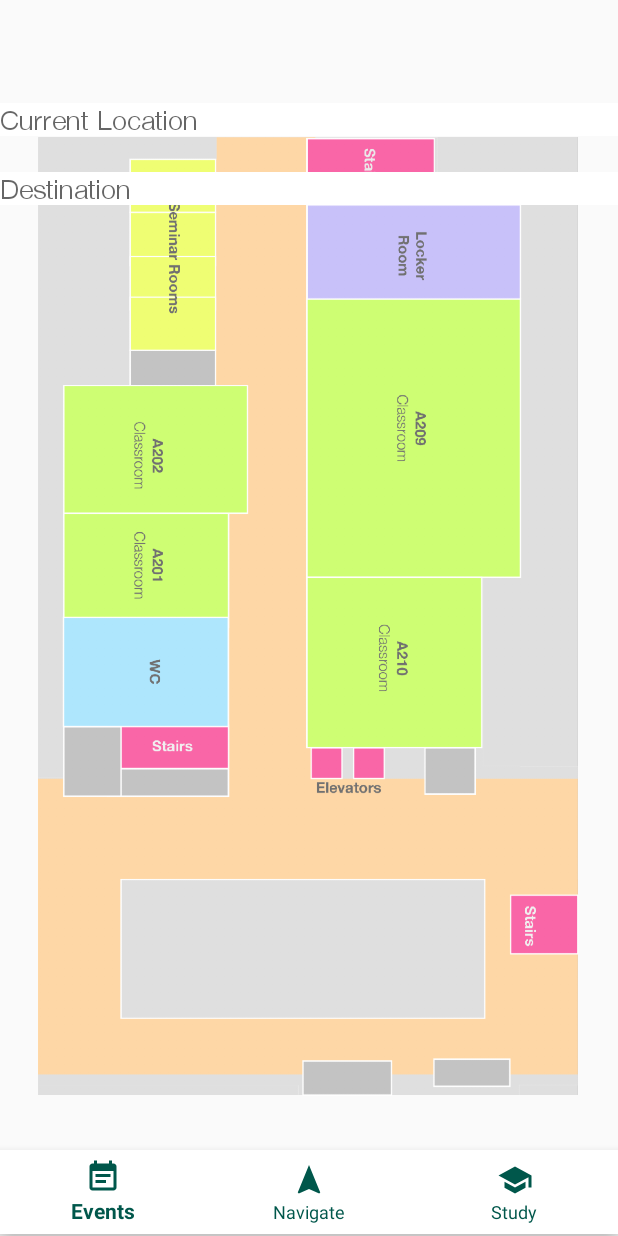
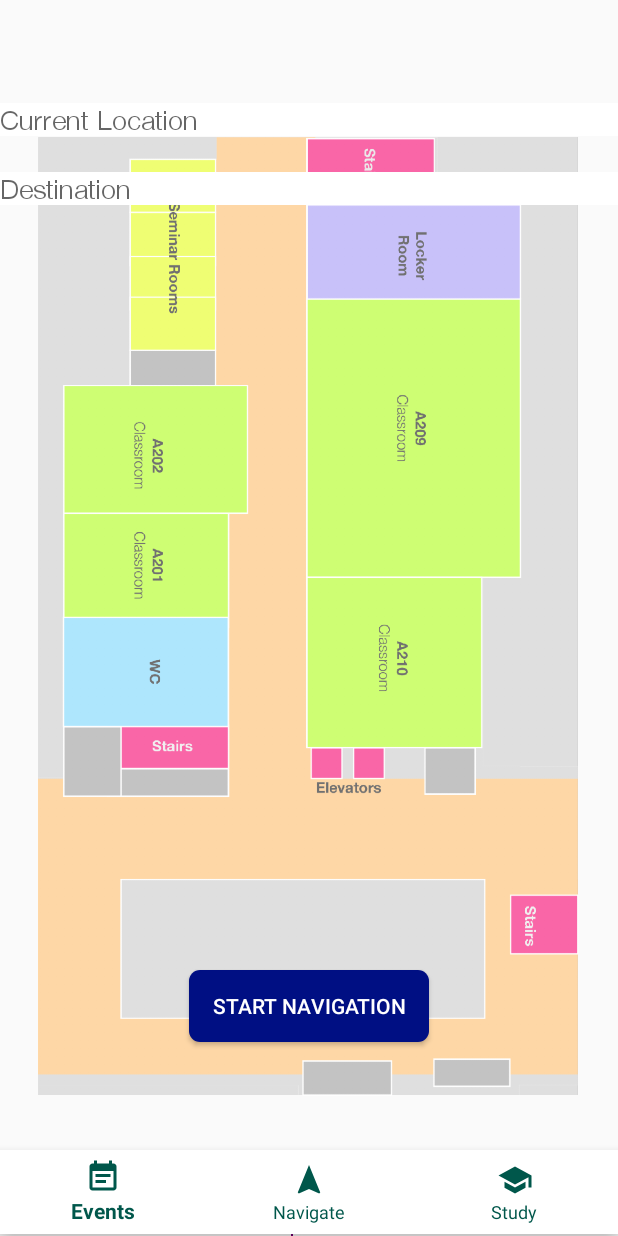
Before and after one commit to ojan2021/mapversity, an Android app: the NavScreen screen opened directly, with no data from a screen before it, on a phone screen of 412 x 824 dp. Run offline under Robolectric (Android 15) with nearby library versions, the light colour scheme and no system bars; libraries missing offline, so code that uses them is left out: com.github.chrisbanes.photoview; plain views replace PhotoView; 2 statements that could not run were skipped.

Commit message:
Main functionality of the Navigation Tab is ready. Start Navigation button is now functional. For the purpose of the demo, hard coded path will be shown to the user

```diff
--- a/app/src/main/java/com/example/mapversitydemo/NavScreen.java
+++ b/app/src/main/java/com/example/mapversitydemo/NavScreen.java
@@ -7,6 +7,7 @@ import android.view.View;
 import android.view.ViewGroup;
 import android.widget.ArrayAdapter;
 import android.widget.AutoCompleteTextView;
+import android.widget.Button;
 import android.widget.ImageView;
 
 import androidx.annotation.NonNull;
@@ -35,14 +36,49 @@ public class NavScreen extends Fragment {
         PhotoView photoView = view.findViewById(R.id.mapA201);
         photoView.setImageResource(R.drawable.a201lala);
 
-        AutoCompleteTextView srcPointView = view.findViewById(R.id.SourcePoint);
+        final AutoCompleteTextView srcPointView = view.findViewById(R.id.SourcePointText);
         ArrayAdapter<String> srcAdapter = new ArrayAdapter<String>(this.getContext(),android.R.layout.simple_list_item_1,ROOMS);
         srcPointView.setAdapter(srcAdapter);
 
-        AutoCompleteTextView destPointView = view.findViewById(R.id.DestinationPoint);
+        final AutoCompleteTextView destPointView = view.findViewById(R.id.DestinationPointText);
         ArrayAdapter<String> destAdapter = new ArrayAdapter<String>(this.getContext(),android.R.layout.simple_list_item_1,ROOMS);
         destPointView.setAdapter(destAdapter);
 
 
+        final ImageView pin1 = view.findViewById(R.id.sourcePin);
+        pin1.setVisibility(View.INVISIBLE);
+
+        final ImageView pin2 = view.findViewById(R.id.destinationPin);
+        pin2.setVisibility(View.INVISIBLE);
+
+        final ImageView path0 = view.findViewById(R.id.path0);
+        path0.setVisibility(View.INVISIBLE);
+
+        final ImageView path1 = view.findViewById(R.id.path1);
+        path1.setVisibility(View.INVISIBLE);
+
+        final ImageView path2 = view.findViewById(R.id.path2);
+        path2.setVisibility(View.INVISIBLE);
+
+
+        final Button startNavButton = view.findViewById(R.id.startNavigationButton);
+        startNavButton.setOnClickListener(new View.OnClickListener()
+        {
+            @Override
+            public void onClick(View v)
+            {
+                destPointView.setVisibility(View.INVISIBLE);
+                srcPointView.setVisibility(View.INVISIBLE);
+                pin1.setVisibility(View.VISIBLE);
+                pin2.setVisibility(View.VISIBLE);
+                path0.setVisibility(View.VISIBLE);
+                path1.setVisibility(View.VISIBLE);
+                path2.setVisibility(View.VISIBLE);
+                startNavButton.setVisibility(View.INVISIBLE);
+            }
+        });
+
     }
+
+
 }
--- a/app/src/main/java/com/example/mapversitydemo/NavigationManager.java
+++ b/app/src/main/java/com/example/mapversitydemo/NavigationManager.java
@@ -62,4 +62,5 @@ public class NavigationManager extends AppCompatActivity {
                         View.SYSTEM_UI_FLAG_LAYOUT_FULLSCREEN |
                         View.SYSTEM_UI_FLAG_LAYOUT_STABLE);
     }
+
 }
--- a/app/src/main/java/com/example/mapversitydemo/WelcomeScreen.java
+++ b/app/src/main/java/com/example/mapversitydemo/WelcomeScreen.java
@@ -36,8 +36,7 @@ public class WelcomeScreen extends AppCompatActivity implements AdapterView.OnIt
       @Override
     public void onItemSelected(AdapterView<?> parent, View view, int position, long id) {
         String uniName = parent.getItemAtPosition(position).toString();
-        Toast.makeText(parent.getContext(),uniName,Toast.LENGTH_SHORT).show();
-        if(uniName.equals("Oxford University")) {
+        if(uniName.equals("ADA University")) {
             Intent navScreen = new Intent(getApplicationContext(), NavigationManager.class);
             startActivity(navScreen, ActivityOptions.makeSceneTransitionAnimation(this).toBundle());
         }
--- /dev/null
+++ b/app/src/main/res/drawable/button_shaper.xml
@@ -0,0 +1,8 @@
+<?xml version="1.0" encoding="utf-8"?>
+<shape xmlns:android="http://schemas.android.com/apk/res/android"
+    android:shape="rectangle">
+
+    <corners android:radius="7dp"/>
+    <solid android:color="#000F83"/>
+
+</shape>
--- a/app/src/main/res/layout/fragment_navigation.xml
+++ b/app/src/main/res/layout/fragment_navigation.xml
@@ -22,8 +22,18 @@
         app:layout_constraintTop_toTopOf="parent"
         app:layout_constraintVertical_bias="0.498" />
 
+    <ImageView
+        android:id="@+id/imageView3"
+        android:layout_width="36dp"
+        android:layout_height="47dp"
+        app:layout_constraintBottom_toBottomOf="parent"
+        app:layout_constraintEnd_toEndOf="parent"
+        app:layout_constraintHorizontal_bias="0.47"
+        app:layout_constraintStart_toStartOf="parent"
+        app:srcCompat="@drawable/path" />
+
     <AutoCompleteTextView
-        android:id="@+id/SourcePoint"
+        android:id="@+id/SourcePointText"
         android:layout_width="match_parent"
         android:layout_height="wrap_content"
         android:background="@color/cardview_light_background"
@@ -36,7 +46,7 @@
         tools:layout_editor_absoluteX="16dp" />
 
     <AutoCompleteTextView
-        android:id="@+id/DestinationPoint"
+        android:id="@+id/DestinationPointText"
         android:layout_width="match_parent"
         android:layout_height="wrap_content"
         android:background="@color/cardview_light_background"
@@ -47,4 +57,82 @@
         app:layout_constraintTop_toTopOf="parent"
         app:layout_constraintVertical_bias="0.143"
         tools:layout_editor_absoluteX="0dp" />
+
+    <Button
+        android:id="@+id/startNavigationButton"
+        android:layout_width="wrap_content"
+        android:layout_height="wrap_content"
+        android:background="@drawable/button_shaper"
+        android:onClick="startNavigation()"
+        android:paddingHorizontal="15dp"
+        android:text="START NAVIGATION"
+        android:textColor="#FFFFFF"
+        app:layout_constraintBottom_toBottomOf="parent"
+        app:layout_constraintEnd_toEndOf="parent"
+        app:layout_constraintStart_toStartOf="parent"
+        app:layout_constraintTop_toTopOf="parent"
+        app:layout_constraintVertical_bias="0.833" />
+
+    <ImageView
+        android:id="@+id/sourcePin"
+        android:layout_width="20dp"
+        android:layout_height="35dp"
+        app:layout_constraintBottom_toBottomOf="parent"
+        app:layout_constraintEnd_toEndOf="parent"
+        app:layout_constraintHorizontal_bias="0.291"
+        app:layout_constraintStart_toStartOf="parent"
+        app:layout_constraintTop_toTopOf="parent"
+        app:layout_constraintVertical_bias="0.334"
+        app:srcCompat="@drawable/location_pin" />
+
+    <ImageView
+        android:id="@+id/destinationPin"
+        android:layout_width="20dp"
+        android:layout_height="35dp"
+        app:layout_constraintBottom_toBottomOf="parent"
+        app:layout_constraintEnd_toEndOf="parent"
+        app:layout_constraintHorizontal_bias="0.539"
+        app:layout_constraintStart_toStartOf="parent"
+        app:layout_constraintTop_toTopOf="parent"
+        app:layout_constraintVertical_bias="0.645"
+        app:srcCompat="@drawable/location_pin" />
+
+    <ImageView
+        android:id="@+id/path2"
+        android:layout_width="9dp"
+        android:layout_height="223dp"
+        app:layout_constraintBottom_toBottomOf="parent"
+        app:layout_constraintEnd_toEndOf="parent"
+        app:layout_constraintHorizontal_bias="0.44"
+        app:layout_constraintStart_toStartOf="parent"
+        app:layout_constraintTop_toTopOf="parent"
+        app:layout_constraintVertical_bias="0.527"
+        app:srcCompat="@drawable/path" />
+
+    <ImageView
+        android:id="@+id/path1"
+        android:layout_width="39dp"
+        android:layout_height="5dp"
+
+        android:rotation="180"
+        app:layout_constraintBottom_toBottomOf="parent"
+        app:layout_constraintEnd_toEndOf="parent"
+        app:layout_constraintHorizontal_bias="0.378"
+        app:layout_constraintStart_toStartOf="parent"
+        app:layout_constraintTop_toTopOf="parent"
+        app:layout_constraintVertical_bias="0.341"
+        app:srcCompat="@drawable/path3" />
+
+    <ImageView
+        android:id="@+id/path0"
+        android:layout_width="31dp"
+        android:layout_height="4dp"
+        app:layout_constraintBottom_toBottomOf="parent"
+
+        app:layout_constraintEnd_toEndOf="parent"
+        app:layout_constraintHorizontal_bias="0.48"
+        app:layout_constraintStart_toStartOf="parent"
+        app:layout_constraintTop_toTopOf="parent"
+        app:layout_constraintVertical_bias="0.692"
+        app:srcCompat="@drawable/path3" />
 </androidx.constraintlayout.widget.ConstraintLayout>
--- a/app/src/main/res/values/strings.xml
+++ b/app/src/main/res/values/strings.xml
@@ -1,8 +1,11 @@
 <resources>
     <string name="app_name">MapversityDemo</string>
     <string-array name="universities">
+        <item>Oxford University</item>
+        <item>Stanford University</item>
         <item>ADA University</item>
-        <item>Khazar University</item>
-        <item>Oxford University</item>
+        <item>Baku Higher Oil School</item>
+        <item>Baku Engineering University</item>
+
     </string-array>
 </resources>
```
Also changed, not shown: app/src/main/res/drawable/location_pin.png (added), app/src/main/res/drawable/path.png (added), app/src/main/res/drawable/path3.png (added), 102 other files.
